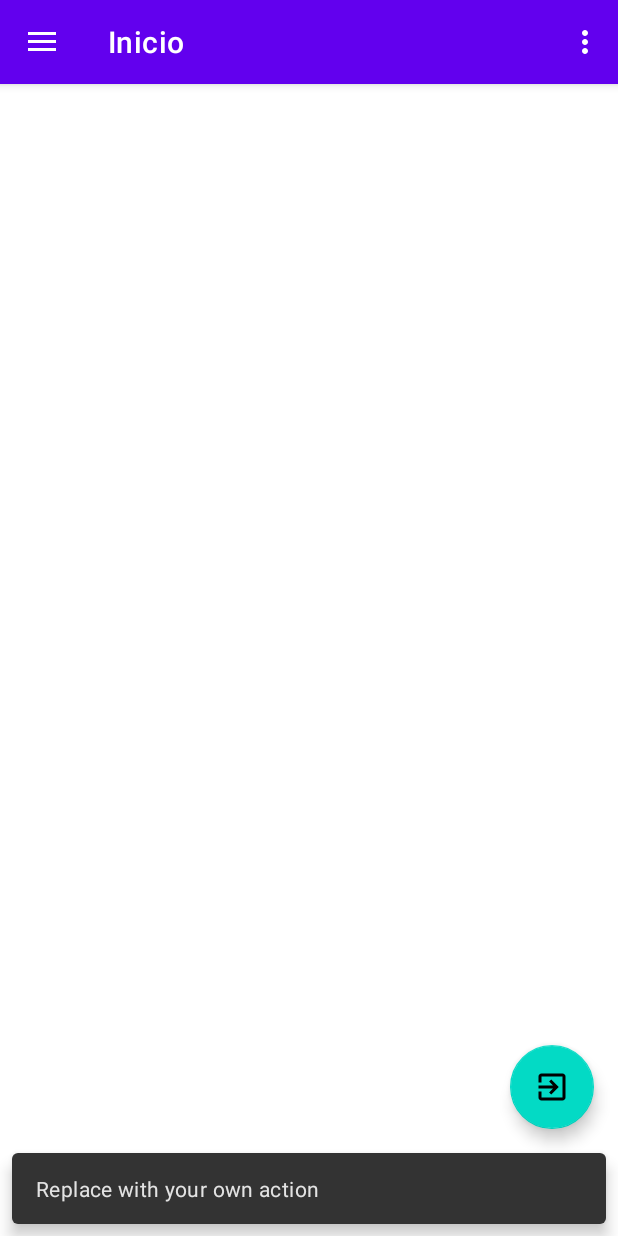
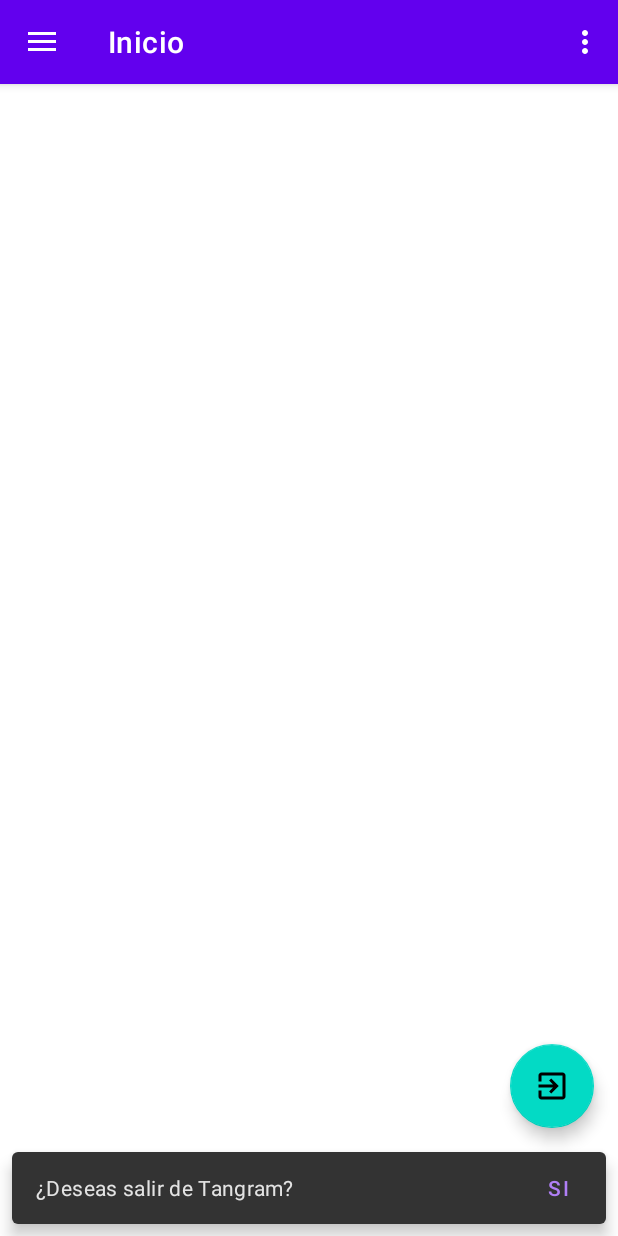
Before and after one commit to EdssongeraT/Practica2_18401126_18401179_18401186, an Android app: the screen it shows after launch (MainActivity), after a tap on an icon or button, on a phone screen of 412 x 824 dp. Run offline under Robolectric (Android 15) with nearby library versions, the phone set to English and light mode, and no system bars; our stand-ins replace navigation-ui.

Commit message:
cambiosagav1.0

```diff
--- a/app/src/main/java/mx/edu/ittepic/tangram_18401126_18401179_18401186/MainActivity.kt
+++ b/app/src/main/java/mx/edu/ittepic/tangram_18401126_18401179_18401186/MainActivity.kt
@@ -27,8 +27,8 @@ class MainActivity : AppCompatActivity() {
         setSupportActionBar(binding.appBarMain.toolbar)
 
         binding.appBarMain.fab.setOnClickListener { view ->
-            Snackbar.make(view, "Replace with your own action", Snackbar.LENGTH_LONG)
-                .setAction("Action", null).show()
+            Snackbar.make(view, "¿Deseas salir de Tangram?", Snackbar.LENGTH_LONG)
+                .setAction("SI", { finish()}).show()
         }
         val drawerLayout: DrawerLayout = binding.drawerLayout
         val navView: NavigationView = binding.navView
```
